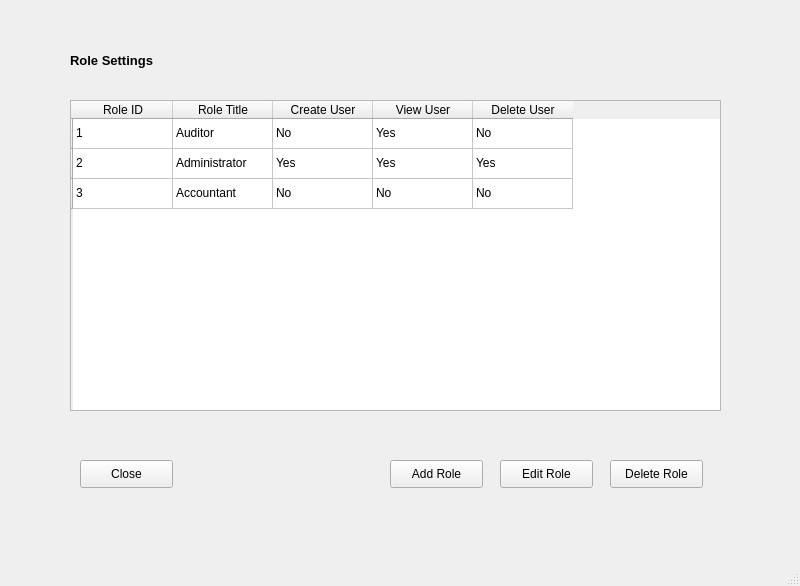
First picture: the form in screens/EditRoleSettings.ui, repository huzaifahtariqahmed/FinTrack, before the edit.
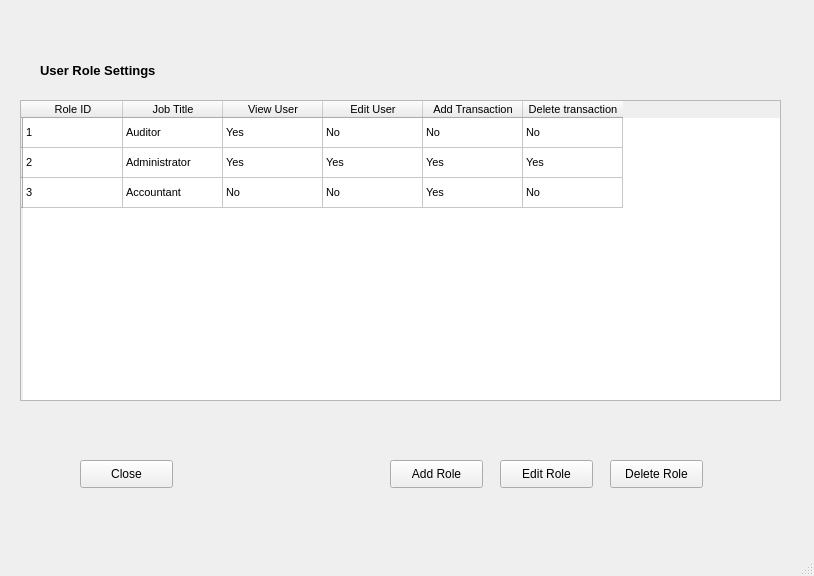
Second picture: the form after the edit.

Patch:
```diff
--- a/screens/EditRoleSettings.ui
+++ b/screens/EditRoleSettings.ui
@@ -6,8 +6,8 @@
    <rect>
     <x>0</x>
     <y>0</y>
-    <width>800</width>
-    <height>586</height>
+    <width>814</width>
+    <height>576</height>
    </rect>
   </property>
   <property name="windowTitle">
@@ -17,9 +17,9 @@
    <widget class="QLabel" name="label">
     <property name="geometry">
      <rect>
-      <x>70</x>
-      <y>50</y>
-      <width>121</width>
+      <x>40</x>
+      <y>60</y>
+      <width>181</width>
       <height>21</height>
      </rect>
     </property>
@@ -31,7 +31,7 @@
      </font>
     </property>
     <property name="text">
-     <string>Role Settings</string>
+     <string>User Role Settings</string>
     </property>
    </widget>
    <widget class="QPushButton" name="pushButton">
@@ -76,12 +76,38 @@
    <widget class="QTableWidget" name="tableWidget">
     <property name="geometry">
      <rect>
-      <x>70</x>
+      <x>20</x>
       <y>100</y>
-      <width>651</width>
-      <height>311</height>
+      <width>761</width>
+      <height>301</height>
      </rect>
     </property>
+    <property name="sizePolicy">
+     <sizepolicy hsizetype="Maximum" vsizetype="MinimumExpanding">
+      <horstretch>12</horstretch>
+      <verstretch>0</verstretch>
+     </sizepolicy>
+    </property>
+    <property name="font">
+     <font>
+      <pointsize>8</pointsize>
+     </font>
+    </property>
+    <property name="lineWidth">
+     <number>1</number>
+    </property>
+    <property name="cornerButtonEnabled">
+     <bool>true</bool>
+    </property>
+    <attribute name="horizontalHeaderVisible">
+     <bool>true</bool>
+    </attribute>
+    <attribute name="horizontalHeaderMinimumSectionSize">
+     <number>49</number>
+    </attribute>
+    <attribute name="verticalHeaderHighlightSections">
+     <bool>true</bool>
+    </attribute>
     <row>
      <property name="text">
       <string/>
@@ -104,12 +130,7 @@
     </column>
     <column>
      <property name="text">
-      <string>Role Title</string>
-     </property>
-    </column>
-    <column>
-     <property name="text">
-      <string>Create User</string>
+      <string>Job Title</string>
      </property>
     </column>
     <column>
@@ -119,7 +140,17 @@
     </column>
     <column>
      <property name="text">
-      <string>Delete User</string>
+      <string>Edit User</string>
+     </property>
+    </column>
+    <column>
+     <property name="text">
+      <string>Add Transaction</string>
+     </property>
+    </column>
+    <column>
+     <property name="text">
+      <string>Delete transaction</string>
      </property>
     </column>
     <item row="0" column="0">
@@ -134,12 +165,12 @@
     </item>
     <item row="0" column="2">
      <property name="text">
-      <string>No</string>
+      <string>Yes</string>
      </property>
     </item>
     <item row="0" column="3">
      <property name="text">
-      <string>Yes</string>
+      <string>No</string>
      </property>
     </item>
     <item row="0" column="4">
@@ -147,6 +178,11 @@
       <string>No</string>
      </property>
     </item>
+    <item row="0" column="5">
+     <property name="text">
+      <string>No</string>
+     </property>
+    </item>
     <item row="1" column="0">
      <property name="text">
       <string>2</string>
@@ -172,6 +208,11 @@
       <string>Yes</string>
      </property>
     </item>
+    <item row="1" column="5">
+     <property name="text">
+      <string>Yes</string>
+     </property>
+    </item>
     <item row="2" column="0">
      <property name="text">
       <string>3</string>
@@ -194,6 +235,11 @@
     </item>
     <item row="2" column="4">
      <property name="text">
+      <string>Yes</string>
+     </property>
+    </item>
+    <item row="2" column="5">
+     <property name="text">
       <string>No</string>
      </property>
     </item>
```
Left out of the diff: 2 changed lines with no effect on the pictures.
